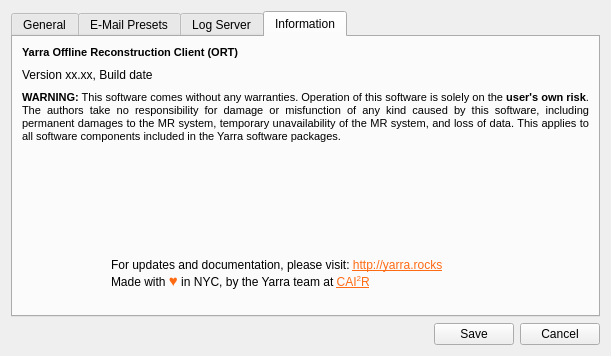
Qt form OfflineReconClient/ort_configurationdialog.ui (WillForan/yarraclient) before a commit.
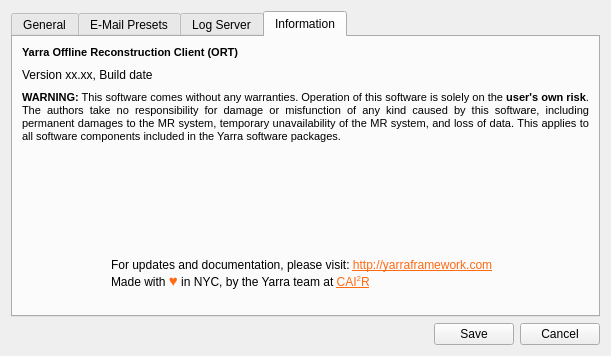
The same form after that commit. The open tabs and pages were chosen to show the change. Icons and pictures are not drawn.

Diff of the .ui file:
```diff
--- a/OfflineReconClient/ort_configurationdialog.ui
+++ b/OfflineReconClient/ort_configurationdialog.ui
@@ -397,7 +397,7 @@
          <item>
           <widget class="QLabel" name="label_2">
            <property name="text">
-            <string>&lt;html&gt;&lt;head/&gt;&lt;body&gt;&lt;p&gt;For updates and documentation, please visit: &lt;a href=&quot;http://yarra.rocks&quot;&gt;&lt;span style=&quot; text-decoration: underline; color:#ff6a13;&quot;&gt;http://yarra.rocks&lt;br/&gt;&lt;/span&gt;&lt;/a&gt;Made with &lt;span style=&quot; font-family:'arial'; font-size:15px; color:#ff6a13;&quot;&gt;♥&lt;/span&gt; in NYC, by the Yarra team at &lt;a href=&quot;http://cai2r.net&quot;&gt;&lt;span style=&quot; text-decoration: underline; color:#ff6a13;&quot;&gt;CAI&lt;/span&gt;&lt;/a&gt;&lt;a href=&quot;http://cai2r.net&quot;&gt;&lt;span style=&quot; text-decoration: underline; color:#ff6a13; vertical-align:super;&quot;&gt;2&lt;/span&gt;&lt;/a&gt;&lt;a href=&quot;http://cai2r.net&quot;&gt;&lt;span style=&quot; text-decoration: underline; color:#ff6a13;&quot;&gt;R&lt;/span&gt;&lt;/a&gt;&lt;/p&gt;&lt;/body&gt;&lt;/html&gt;</string>
+            <string>&lt;html&gt;&lt;head/&gt;&lt;body&gt;&lt;p&gt;For updates and documentation, please visit: &lt;a href=&quot;http://yarraframework.com&quot;&gt;&lt;span style=&quot; text-decoration: underline; color:#ff6a13;&quot;&gt;http://yarraframework.com&lt;br/&gt;&lt;/span&gt;&lt;/a&gt;Made with &lt;span style=&quot; font-family:'arial'; font-size:15px; color:#ff6a13;&quot;&gt;♥&lt;/span&gt; in NYC, by the Yarra team at &lt;a href=&quot;http://cai2r.net&quot;&gt;&lt;span style=&quot; text-decoration: underline; color:#ff6a13;&quot;&gt;CAI&lt;/span&gt;&lt;/a&gt;&lt;a href=&quot;http://cai2r.net&quot;&gt;&lt;span style=&quot; text-decoration: underline; color:#ff6a13; vertical-align:super;&quot;&gt;2&lt;/span&gt;&lt;/a&gt;&lt;a href=&quot;http://cai2r.net&quot;&gt;&lt;span style=&quot; text-decoration: underline; color:#ff6a13;&quot;&gt;R&lt;/span&gt;&lt;/a&gt;&lt;/p&gt;&lt;/body&gt;&lt;/html&gt;</string>
            </property>
            <property name="alignment">
             <set>Qt::AlignLeading|Qt::AlignLeft|Qt::AlignVCenter</set>
```
Left out of the diff: 2 changed lines with no effect on the pictures.
